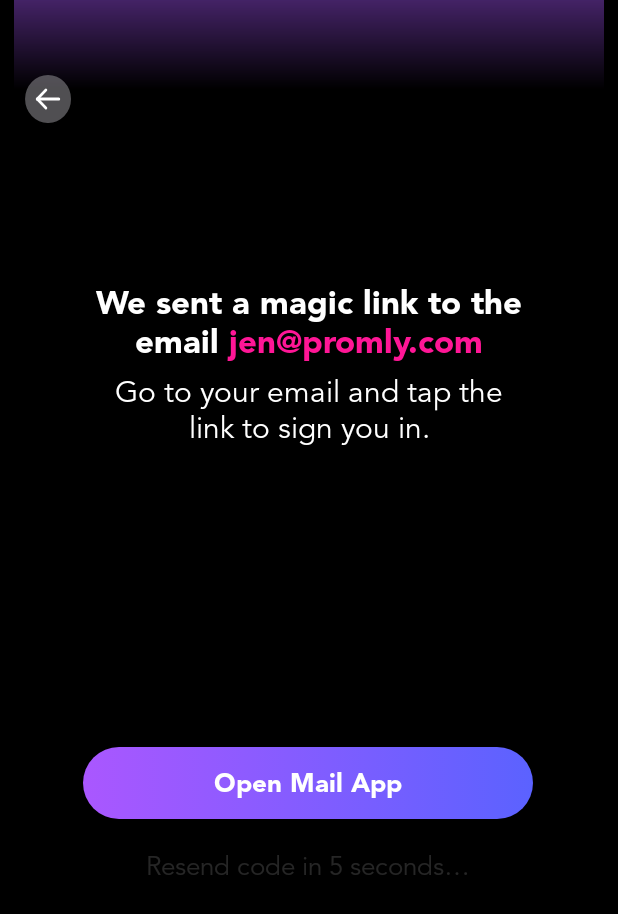
After one commit to shanec1225/PromlyApp, an Android app: the CheckEmailPromptScreen screen opened directly, with no data from a screen before it, on a phone screen of 412 x 824 dp. The commit adds this screen. Shown: the top 914 px of the screen. Run offline under Robolectric (Android 15) with nearby library versions, the phone set to English and light mode, and no system bars.

Commit message:
CheckEmailPromptScreen implemented with timer for resending link, DiscoSplashScreen implemented

```diff
--- a/app/src/main/AndroidManifest.xml
+++ b/app/src/main/AndroidManifest.xml
@@ -26,6 +26,12 @@
         <activity android:name=".MagicLinkScreen"
             android:exported="true">
         </activity>
+        <activity android:name=".CheckEmailPromptScreen"
+            android:exported="true">
+        </activity>
+        <activity android:name=".DiscoSplashScreen"
+            android:exported="true">
+        </activity>
     </application>
 
 </manifest>
--- /dev/null
+++ b/app/src/main/java/com/teamgamma/promlyapp/CheckEmailPromptScreen.java
@@ -0,0 +1,68 @@
+package com.teamgamma.promlyapp;
+
+import android.content.Intent;
+import android.os.Bundle;
+import android.view.View;
+import android.widget.Button;
+
+import androidx.appcompat.app.AppCompatActivity;
+
+import java.util.concurrent.*;
+
+import static java.util.concurrent.TimeUnit.SECONDS;
+
+public class CheckEmailPromptScreen extends AppCompatActivity {
+
+    Button resendLinkButton;
+
+    @Override
+    protected void onCreate(Bundle savedInstanceState) {
+        super.onCreate(savedInstanceState);
+        setContentView(R.layout.check_email_prompt_screen);
+
+        resendLinkButton = findViewById(R.id.resendLinkButton);
+        resendLinkButton.setAlpha((float)0.5);
+        resendLinkButton.setEnabled(false);
+        resendLinkButton.setText(getString(R.string.resendCodeWait));
+
+        Button backButton = findViewById(R.id.backToMagicLinkScreenFromCheckEmailPromptScreen);
+        backButton.setOnClickListener(new View.OnClickListener() {
+            public void onClick(View view) {
+                Intent segueBackToMagicLinkScreen = new Intent(view.getContext(), MagicLinkScreen.class);
+                startActivity(segueBackToMagicLinkScreen);
+                overridePendingTransition(R.anim.left_in, R.anim.right_out);
+            }
+
+        });
+
+        final ScheduledExecutorService scheduler = Executors.newScheduledThreadPool(1);
+
+        final Runnable runnable = new Runnable() {
+            int countdownStarter = 5;
+            //TODO: change to 60
+
+            public void run() {
+                String countdownText = getString(R.string.resendCodeWait, countdownStarter);
+                resendLinkButton.setText(countdownText);
+                countdownStarter--;
+                System.out.println(countdownStarter);
+                if (countdownStarter < 0) {
+                    changeResendLinkText();
+                    System.out.println("Timer Over!");
+                    scheduler.shutdown();
+
+                }
+            }
+        };
+        scheduler.scheduleAtFixedRate(runnable, 0, 1, SECONDS);
+    }
+
+    void changeResendLinkText() {
+        resendLinkButton.setAlpha((float)1.0);
+        resendLinkButton.setTextColor(getResources().getColor(R.color.purple_gradient_left));
+        resendLinkButton.setText(getString(R.string.resendLink));
+        resendLinkButton.setEnabled(true);
+
+    }
+
+    }
--- /dev/null
+++ b/app/src/main/res/layout/check_email_prompt_screen.xml
@@ -0,0 +1,117 @@
+<?xml version="1.0" encoding="utf-8"?>
+<androidx.constraintlayout.widget.ConstraintLayout xmlns:android="http://schemas.android.com/apk/res/android"
+    xmlns:app="http://schemas.android.com/apk/res-auto"
+    xmlns:tools="http://schemas.android.com/tools"
+    android:layout_width="match_parent"
+    android:layout_height="match_parent"
+    android:background="@color/black">
+
+    <View
+        android:id="@+id/view2"
+        android:layout_width="393dp"
+        android:layout_height="60dp"
+        android:alpha="0.4"
+        android:background="@drawable/top_purple_gradient"
+        app:layout_constraintEnd_toEndOf="parent"
+        app:layout_constraintStart_toStartOf="parent"
+        app:layout_constraintTop_toTopOf="parent" />
+
+    <Button
+        android:id="@+id/backToMagicLinkScreenFromCheckEmailPromptScreen"
+        android:layout_width="32dp"
+        android:layout_height="32dp"
+        android:layout_marginStart="16dp"
+        android:layout_marginTop="50dp"
+        android:background="@drawable/ic_promly_navicon_back"
+        android:clickable="true"
+        app:layout_constraintStart_toStartOf="parent"
+        app:layout_constraintTop_toTopOf="parent" />
+
+    <LinearLayout
+        android:id="@+id/linearLayout"
+        android:layout_width="287dp"
+        android:layout_height="wrap_content"
+        android:layout_marginStart="53dp"
+        android:layout_marginTop="106dp"
+        android:layout_marginEnd="53dp"
+        android:orientation="vertical"
+        app:layout_constraintEnd_toEndOf="parent"
+        app:layout_constraintStart_toStartOf="parent"
+        app:layout_constraintTop_toBottomOf="@id/backToMagicLinkScreenFromCheckEmailPromptScreen">
+
+        <EditText
+            android:id="@+id/checkEmailText1"
+            android:layout_width="match_parent"
+            android:layout_height="wrap_content"
+            android:clickable="false"
+            android:ems="10"
+            android:background="@null"
+            android:focusable="false"
+            android:fontFamily="@font/avenir_ltstd_black"
+            android:gravity="center|top"
+            android:inputType="textMultiLine"
+            android:lineSpacingExtra="4sp"
+            android:text="@string/checkEmailText1"
+            android:textSize="22sp"
+            tools:ignore="TextFields"
+            android:importantForAutofill="no" />
+
+        <android.widget.Space
+            android:layout_width="wrap_content"
+            android:layout_height="8dp" />
+
+        <EditText
+            android:id="@+id/checkEmailText2"
+            android:layout_width="match_parent"
+            android:layout_height="wrap_content"
+            android:inputType="textMultiLine"
+            android:clickable="false"
+            android:focusable="false"
+            android:background="@null"
+            android:ems="10"
+            android:fontFamily="@font/avenir_ltstd_book"
+            android:gravity="center|top"
+            android:lineSpacingExtra="4sp"
+            android:text="@string/checkEmailText2"
+            android:textSize="20sp"
+            tools:ignore="TextFields" />
+
+    </LinearLayout>
+
+    <LinearLayout
+        android:layout_width="300dp"
+        android:layout_height="wrap_content"
+        android:layout_marginStart="46dp"
+        android:layout_marginTop="200dp"
+        android:layout_marginEnd="47dp"
+        android:orientation="vertical"
+        app:layout_constraintEnd_toEndOf="parent"
+        app:layout_constraintStart_toStartOf="parent"
+        app:layout_constraintTop_toBottomOf="@+id/linearLayout">
+
+        <Button
+            android:id="@+id/openMailAppButton"
+            android:layout_width="match_parent"
+            android:layout_height="48dp"
+            android:text="Open Mail App"
+            android:textSize="17sp"
+            android:fontFamily="@font/avenir_ltstd_black"
+            android:textAllCaps="false"
+            android:background="@drawable/pink_purple_gradient_button"
+            />
+        <android.widget.Space
+            android:layout_width="wrap_content"
+            android:layout_height="8dp" />
+        <Button
+            android:id="@+id/resendLinkButton"
+            android:layout_width="match_parent"
+            android:layout_height="48dp"
+            android:textSize="17sp"
+            android:fontFamily="@font/avenir_ltstd_book"
+            android:textAllCaps="false"
+            android:background="@null"
+            />
+
+    </LinearLayout>
+
+</androidx.constraintlayout.widget.ConstraintLayout>
--- a/app/src/main/res/layout/magic_link_screen.xml
+++ b/app/src/main/res/layout/magic_link_screen.xml
@@ -74,7 +74,7 @@
 
         <Button
             android:clickable="true"
-            android:id="@+id/button"
+            android:id="@+id/sendMagicLinkButton"
             android:layout_width="match_parent"
             android:layout_height="48dp"
             android:background="@drawable/pink_purple_gradient_button"
--- a/app/src/main/res/values/strings.xml
+++ b/app/src/main/res/values/strings.xml
@@ -10,4 +10,9 @@
     <string name="ageRangeText">Yes, I am between the ages of 13–19</string>
     <string name="iAgreeButtonText">I agree</string>
     <string name="respectCodeText">Respect Code</string>
+    <string name="checkEmailText1">We sent a magic link to the email <font fgcolor='#FF1696'>jen@promly.com</font></string>
+    <string name="checkEmailText2">Go to your email and tap the link to sign you in.</string>
+    <string name="resendCodeWait"><font fgcolor='#FFFFFF'>Resend code in %1$d seconds…</font></string>
+    <string name="resendLink"><font fgcolor='#AA57FF'>Resend link</font></string>
+
 </resources>
```
Also changed, not shown: app/src/main/java/com/teamgamma/promlyapp/DiscoSplashScreen.java (added, +17 -0 lines), app/src/main/java/com/teamgamma/promlyapp/MagicLinkScreen.java (+10 -0 lines), app/src/main/res/layout/disco_splash_screen.xml (added, +31 -0 lines), app/src/main/res/drawable/promly_disco_ball.png (added).
